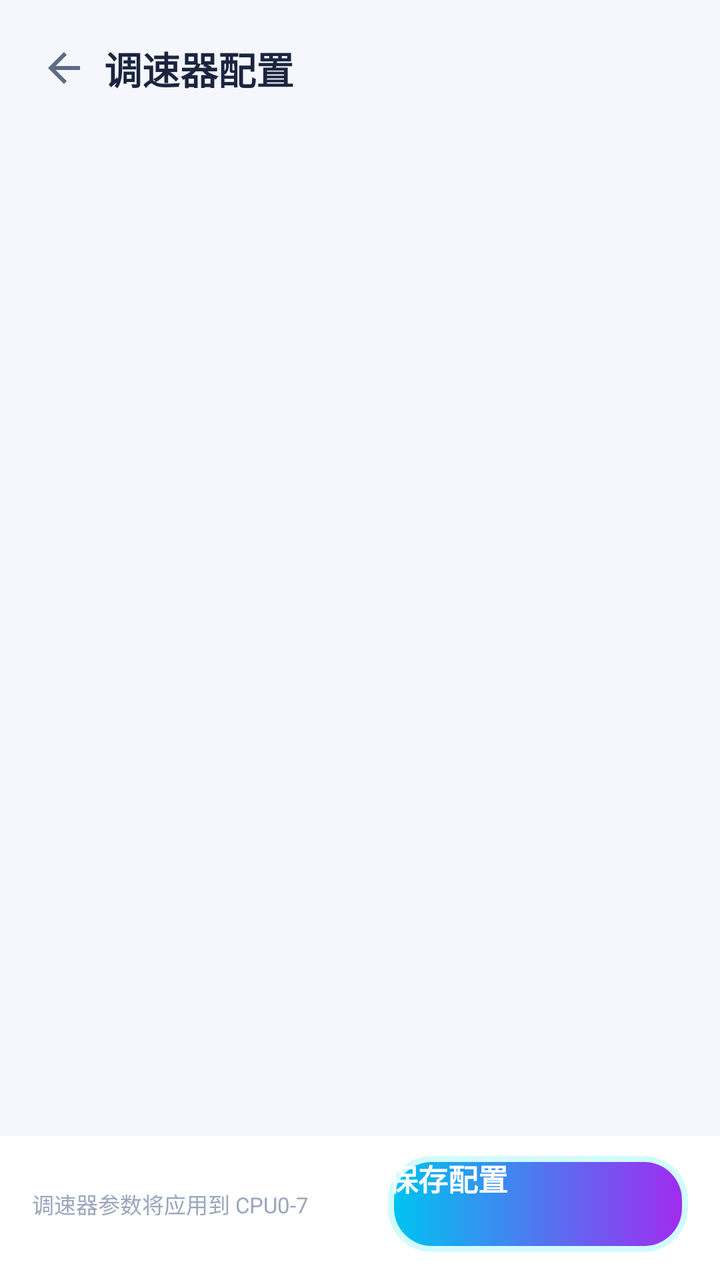
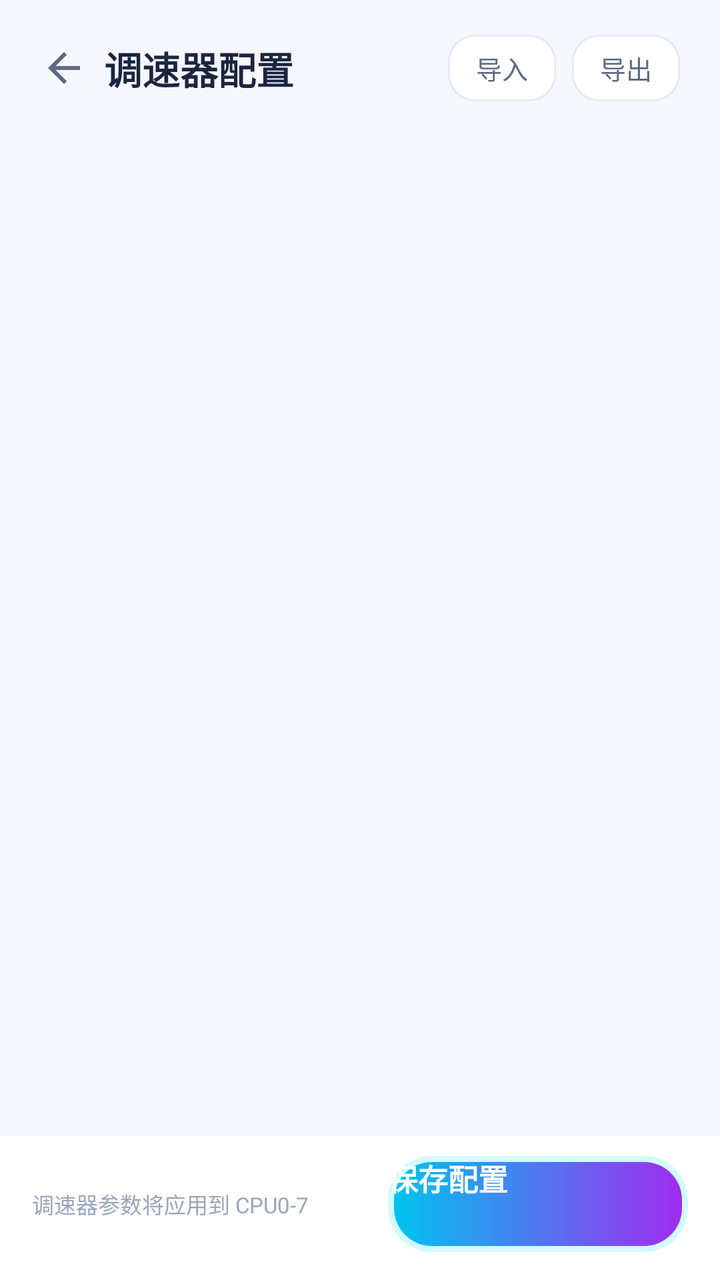

Before-and-after screenshots of an Android layout around one commit, followed by the original layout XML and the change that was made.
<!-- AndroidManifest.xml: application theme AppTheme -->
<!-- res/layout/activity_governor.xml -->
<?xml version="1.0" encoding="utf-8"?>
<LinearLayout xmlns:android="http://schemas.android.com/apk/res/android"
    android:layout_width="match_parent"
    android:layout_height="match_parent"
    android:orientation="vertical">

    <LinearLayout
        android:layout_width="match_parent"
        android:layout_height="wrap_content"
        android:orientation="horizontal"
        android:gravity="center_vertical"
        android:paddingStart="12dp"
        android:paddingEnd="20dp"
        android:paddingTop="14dp"
        android:paddingBottom="10dp">

        <ImageView
            android:id="@+id/btnBack"
            android:layout_width="40dp"
            android:layout_height="40dp"
            android:padding="8dp"
            android:src="@drawable/ic_back"
            android:background="?android:attr/selectableItemBackgroundBorderless"
            android:contentDescription="返回" />

        <TextView
            android:layout_width="0dp"
            android:layout_height="wrap_content"
            android:layout_weight="1"
            android:text="调速器配置"
            android:textColor="@color/textPrimary"
            android:textSize="19sp"
            android:textStyle="bold" />
    </LinearLayout>

    <ScrollView
        android:layout_width="match_parent"
        android:layout_height="0dp"
        android:layout_weight="1"
        android:scrollbars="none">

        <LinearLayout
            android:id="@+id/modesContainer"
            android:layout_width="match_parent"
            android:layout_height="wrap_content"
            android:orientation="vertical"
            android:paddingStart="16dp"
            android:paddingEnd="16dp"
            android:paddingTop="14dp"
            android:paddingBottom="24dp" />
    </ScrollView>

    <LinearLayout
        android:layout_width="match_parent"
        android:layout_height="wrap_content"
        android:orientation="horizontal"
        android:gravity="center_vertical"
        android:paddingStart="16dp"
        android:paddingEnd="16dp"
        android:paddingTop="10dp"
        android:paddingBottom="14dp"
        android:background="@color/titleBar">

        <TextView
            android:layout_width="0dp"
            android:layout_height="wrap_content"
            android:layout_weight="1"
            android:text="调速器参数将应用到 CPU0-7"
            android:textColor="@color/textDim"
            android:textSize="11sp" />

        <Button
            android:id="@+id/saveBtn"
            android:layout_width="150dp"
            android:layout_height="48dp"
            android:background="@drawable/btn_primary"
            android:text="保存配置"
            android:textColor="#FFFFFF"
            android:textSize="15sp"
            android:textStyle="bold" />
    </LinearLayout>
</LinearLayout>
<!-- resources referenced by this layout -->
<resources>
  <color name="textDim">#9AA7BD</color>
  <color name="textPrimary">#1B2540</color>
  <color name="titleBar">#FFFFFF</color>
  <!-- drawable btn_primary (drawable) -->
  <?xml version="1.0" encoding="utf-8"?>
  <layer-list xmlns:android="http://schemas.android.com/apk/res/android">
      <item>
          <shape>
              <solid android:color="#2E00E5FF" />
              <corners android:radius="22dp" />
          </shape>
      </item>
      <item android:left="3dp" android:top="3dp" android:right="3dp" android:bottom="3dp">
          <shape>
              <gradient android:startColor="#00C3F0" android:endColor="#A02CF0" android:angle="0" />
              <corners android:radius="19dp" />
          </shape>
      </item>
  </layer-list>
  <!-- drawable ic_back (drawable) -->
  <?xml version="1.0" encoding="utf-8"?>
  <vector xmlns:android="http://schemas.android.com/apk/res/android"
      android:width="24dp" android:height="24dp"
      android:viewportWidth="24" android:viewportHeight="24">
      <path android:fillColor="#5D6B85"
          android:pathData="M20,11H7.83l5.59,-5.59L12,4l-8,8 8,8 1.41,-1.41L7.83,13H20v-2z" />
  </vector>
  <style name="AppTheme" parent="android:Theme.Material.Light.NoActionBar">
          <item name="android:windowBackground">@color/bg</item>
          <item name="android:colorPrimary">@color/accent</item>
          <item name="android:colorAccent">@color/accent</item>
          <item name="android:statusBarColor">@color/bg</item>
          <item name="android:navigationBarColor">@color/bg</item>
          <item name="android:windowLightStatusBar">true</item>
          <item name="android:colorControlActivated">@color/accent</item>
          <item name="android:colorControlNormal">@color/textDim</item>
      </style>
  <color name="bg">#F5F7FC</color>
  <color name="accent">#0096C8</color>
</resources>

<!-- the commit's change to res/layout/activity_governor.xml (unified diff, before → after) -->
@@ -31,6 +31,33 @@
             android:textColor="@color/textPrimary"
             android:textSize="19sp"
             android:textStyle="bold" />
+
+        <TextView
+            android:id="@+id/btnImport"
+            android:layout_width="wrap_content"
+            android:layout_height="wrap_content"
+            android:layout_marginEnd="8dp"
+            android:background="@drawable/bg_tab"
+            android:paddingStart="14dp"
+            android:paddingEnd="14dp"
+            android:paddingTop="7dp"
+            android:paddingBottom="7dp"
+            android:text="导入"
+            android:textColor="@color/textSecondary"
+            android:textSize="13sp" />
+
+        <TextView
+            android:id="@+id/btnExport"
+            android:layout_width="wrap_content"
+            android:layout_height="wrap_content"
+            android:background="@drawable/bg_tab"
+            android:paddingStart="14dp"
+            android:paddingEnd="14dp"
+            android:paddingTop="7dp"
+            android:paddingBottom="7dp"
+            android:text="导出"
+            android:textColor="@color/textSecondary"
+            android:textSize="13sp" />
     </LinearLayout>
 
     <ScrollView
<!-- resource entries referenced after the edit -->
@@ -2,7 +2,15 @@
 <resources>
   <color name="textDim">#9AA7BD</color>
   <color name="textPrimary">#1B2540</color>
+  <color name="textSecondary">#5D6B85</color>
   <color name="titleBar">#FFFFFF</color>
+  <!-- drawable bg_tab (drawable) -->
+  <?xml version="1.0" encoding="utf-8"?>
+  <shape xmlns:android="http://schemas.android.com/apk/res/android">
+      <solid android:color="@color/bgCard" />
+      <corners android:radius="13dp" />
+      <stroke android:width="1dp" android:color="@color/bgCardStroke" />
+  </shape>
   <!-- drawable btn_primary (drawable) -->
   <?xml version="1.0" encoding="utf-8"?>
   <layer-list xmlns:android="http://schemas.android.com/apk/res/android">
@@ -37,6 +45,8 @@
           <item name="android:colorControlActivated">@color/accent</item>
           <item name="android:colorControlNormal">@color/textDim</item>
       </style>
+  <color name="bgCard">#FFFFFF</color>
+  <color name="bgCardStroke">#E4EBF4</color>
   <color name="bg">#F5F7FC</color>
   <color name="accent">#0096C8</color>
 </resources>
